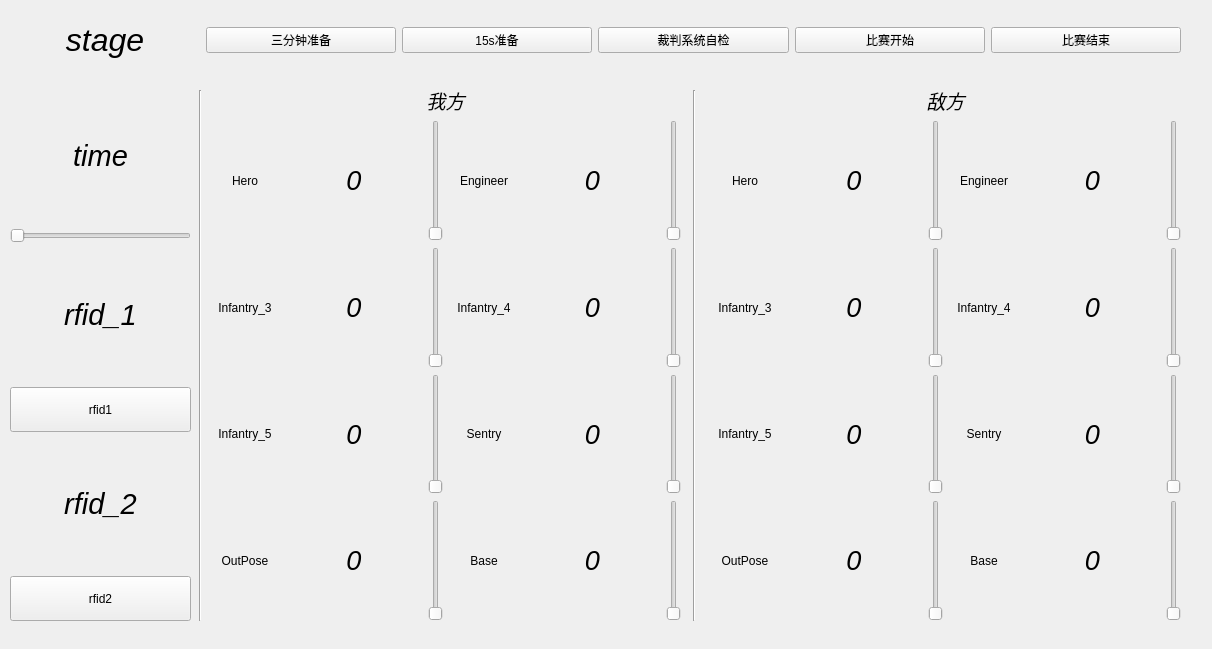
AkemiHomura000/sp_decision_ui, file sim_referee_ui/include/sim_referee_ui/sim_referee.ui: the form before one commit.
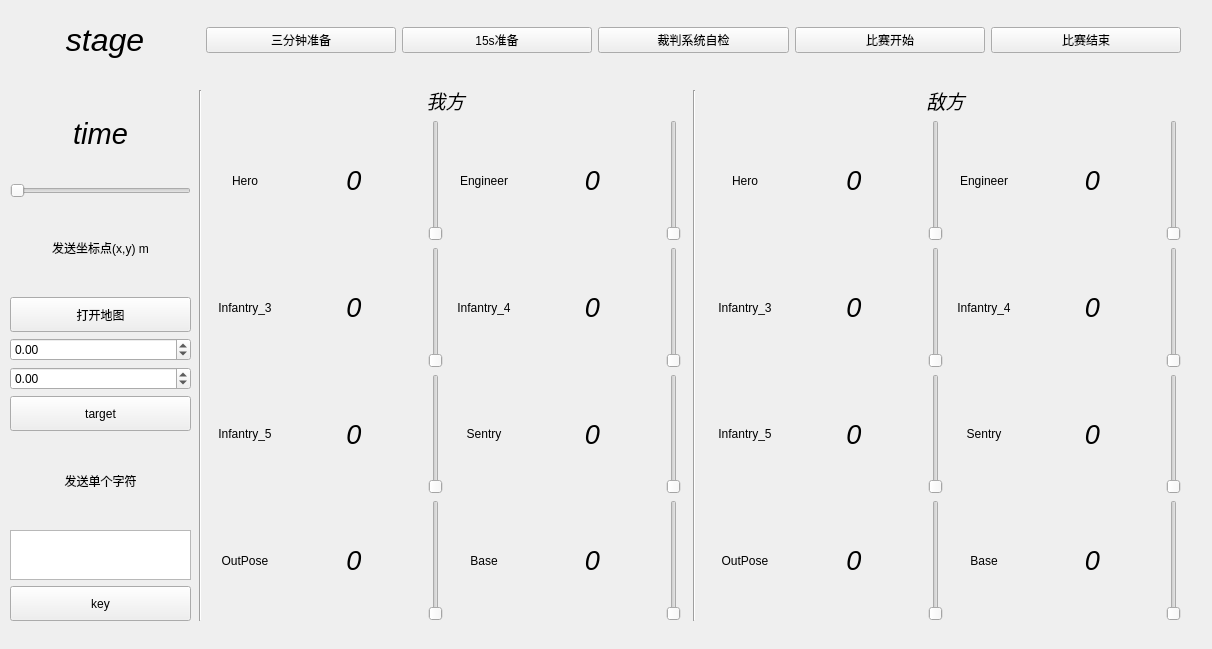
The form after the commit.

Commit message: 删除rfid,增加云台手发布数据和地图取点功能

```diff
--- a/sim_referee_ui/include/sim_referee_ui/sim_referee.ui
+++ b/sim_referee_ui/include/sim_referee_ui/sim_referee.ui
@@ -131,15 +131,9 @@
      </widget>
     </item>
     <item>
-     <widget class="QLabel" name="label_rfid1">
-      <property name="font">
-       <font>
-        <pointsize>22</pointsize>
-        <italic>true</italic>
-       </font>
-      </property>
+     <widget class="QLabel" name="label_3">
       <property name="text">
-       <string>rfid_1</string>
+       <string>发送坐标点(x,y) m</string>
       </property>
       <property name="alignment">
        <set>Qt::AlignCenter</set>
@@ -151,40 +145,83 @@
       <property name="minimumSize">
        <size>
         <width>0</width>
-        <height>45</height>
+        <height>35</height>
        </size>
       </property>
       <property name="text">
-       <string>rfid1</string>
+       <string>打开地图</string>
       </property>
      </widget>
     </item>
     <item>
-     <widget class="QLabel" name="label_rfid2">
-      <property name="font">
-       <font>
-        <pointsize>22</pointsize>
-        <italic>true</italic>
-       </font>
+     <widget class="QDoubleSpinBox" name="target_x">
+      <property name="minimum">
+       <double>-15.000000000000000</double>
       </property>
+      <property name="maximum">
+       <double>30.000000000000000</double>
+      </property>
+      <property name="singleStep">
+       <double>0.100000000000000</double>
+      </property>
+     </widget>
+    </item>
+    <item>
+     <widget class="QDoubleSpinBox" name="target_y">
+      <property name="minimum">
+       <double>-10.000000000000000</double>
+      </property>
+      <property name="maximum">
+       <double>15.000000000000000</double>
+      </property>
+      <property name="singleStep">
+       <double>0.100000000000000</double>
+      </property>
+     </widget>
+    </item>
+    <item>
+     <widget class="QPushButton" name="botto_target">
+      <property name="minimumSize">
+       <size>
+        <width>0</width>
+        <height>35</height>
+       </size>
+      </property>
       <property name="text">
-       <string>rfid_2</string>
+       <string>target</string>
       </property>
+     </widget>
+    </item>
+    <item>
+     <widget class="QLabel" name="label_2">
+      <property name="text">
+       <string>发送单个字符</string>
+      </property>
       <property name="alignment">
        <set>Qt::AlignCenter</set>
       </property>
      </widget>
     </item>
     <item>
-     <widget class="QPushButton" name="button_rfid2">
+     <widget class="QTextEdit" name="key_edit">
+      <property name="maximumSize">
+       <size>
+        <width>16777215</width>
+        <height>50</height>
+       </size>
+      </property>
+     </widget>
+    </item>
+    <item>
+     <widget class="QPushButton" name="botton_key">
       <property name="minimumSize">
        <size>
         <width>0</width>
-        <height>45</height>
+        <height>35</height>
        </size>
       </property>
       <property name="text">
-       <string>rfid2</string>
+       <string>key</string>
       </property>
      </widget>
     </item>
```
Left out of the diff: 58 changed lines with no effect on the pictures. The commit also changes 11 other files.
